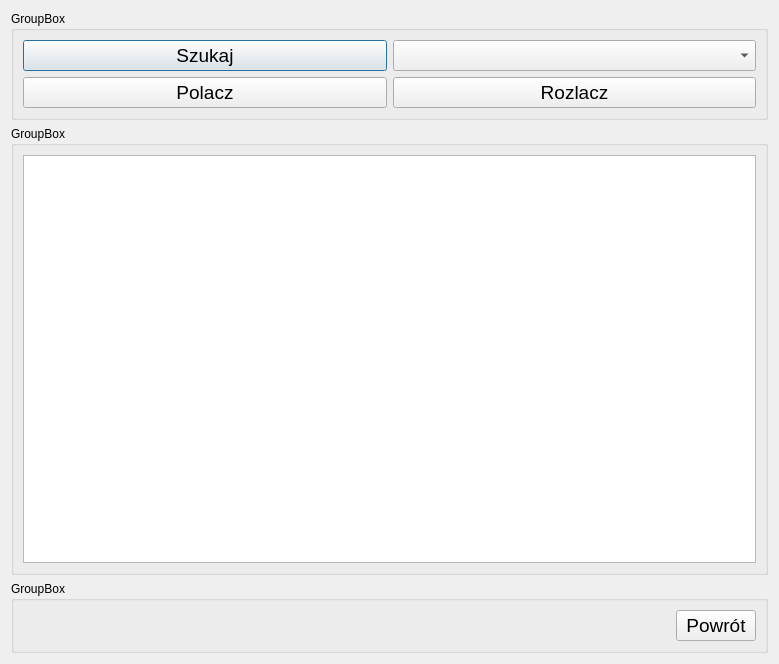
Before: the Qt Designer form szukaj.ui in Maiiialen/Catch_Them_All, drawn with Qt 5.
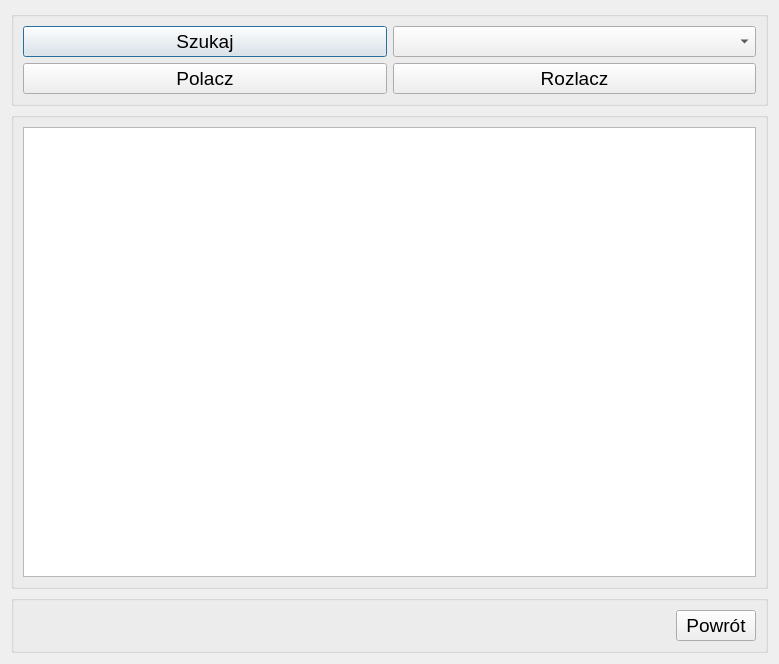
After: the same form once the commit is applied.

What changed in the file:
```diff
--- a/szukaj.ui
+++ b/szukaj.ui
@@ -23,7 +23,7 @@
       </sizepolicy>
      </property>
      <property name="title">
-      <string>GroupBox</string>
+      <string/>
      </property>
      <layout class="QGridLayout" name="gridLayout">
       <item row="0" column="0">
@@ -83,7 +83,7 @@
       </sizepolicy>
      </property>
      <property name="title">
-      <string>GroupBox</string>
+      <string/>
      </property>
      <layout class="QGridLayout" name="gridLayout_2">
       <item row="0" column="0">
@@ -108,7 +108,7 @@
       </sizepolicy>
      </property>
      <property name="title">
-      <string>GroupBox</string>
+      <string/>
      </property>
      <layout class="QGridLayout" name="gridLayout_4">
       <item row="0" column="1">
```
